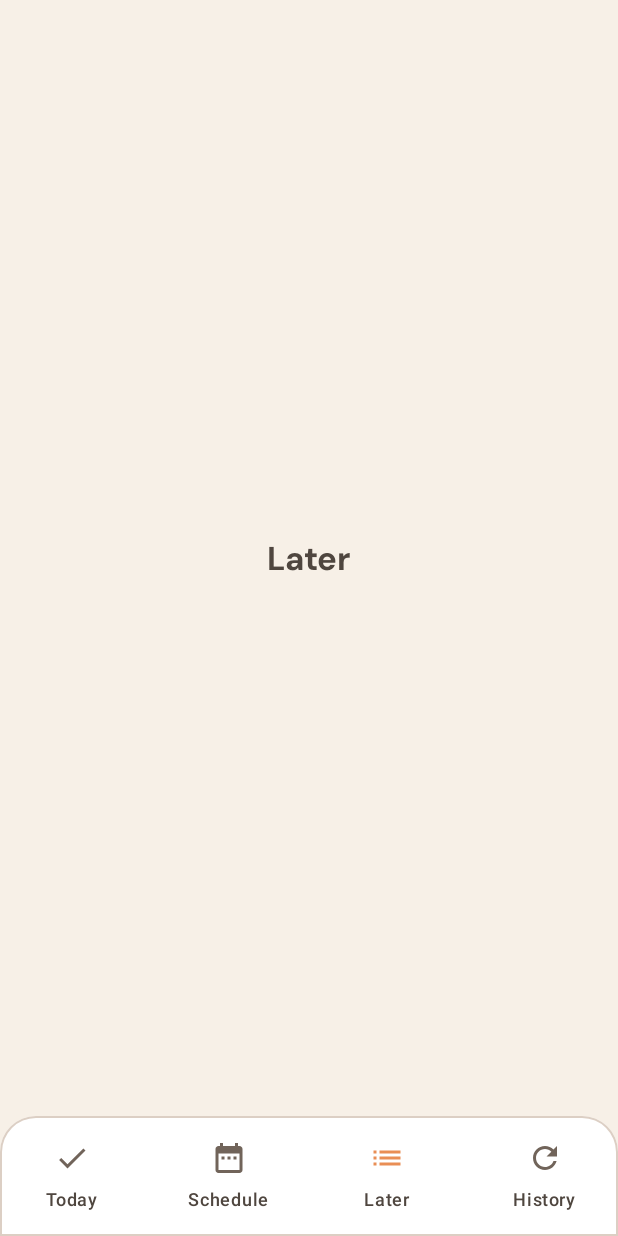
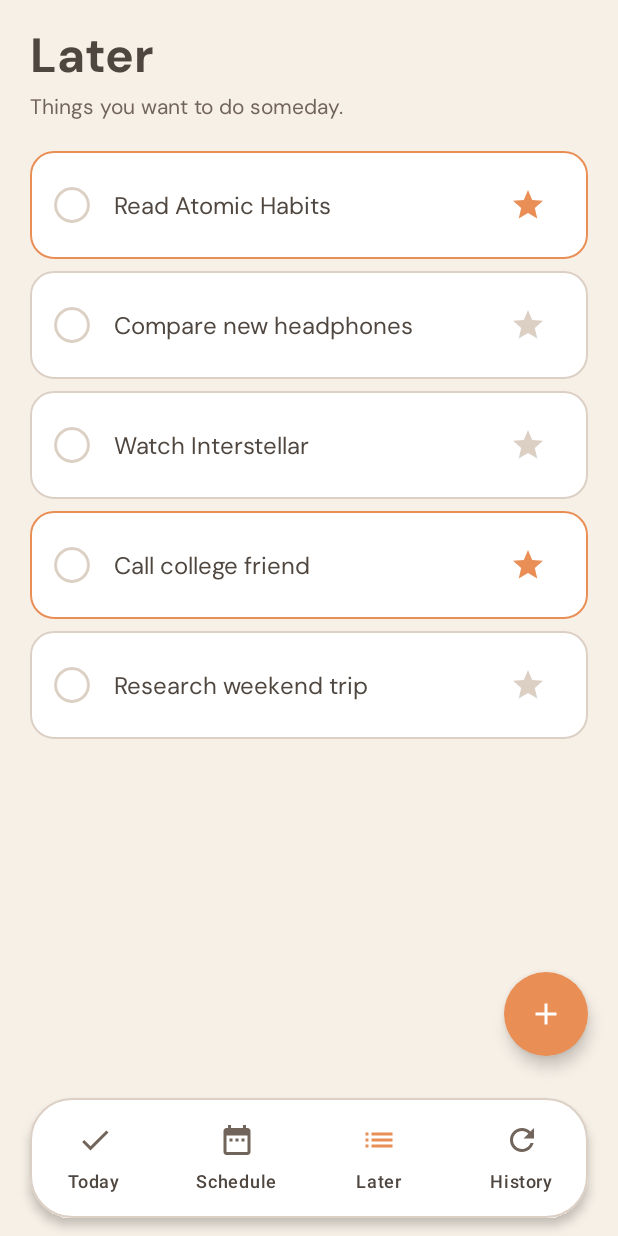
Before and after one commit to vikasvarma34/day-by-day, an Android app built with Jetpack Compose: the screen it shows after launch (MainActivity), item 3 of the bottom bar chosen, on a phone screen of 412 x 824 dp. Run offline under Robolectric (Android 15) with nearby library versions, the light colour scheme and no system bars; our stand-ins replace Navigation 3.

Commit message:
feat(android): implement Later screen and floating navigation

```diff
--- a/android/app/src/main/java/com/vikaspokala/daybyday/ui/AppShell.kt
+++ b/android/app/src/main/java/com/vikaspokala/daybyday/ui/AppShell.kt
@@ -1,6 +1,9 @@
 package com.vikaspokala.daybyday.ui
 
 import androidx.compose.foundation.BorderStroke
+import androidx.compose.foundation.background
+import androidx.compose.foundation.layout.Box
+import androidx.compose.foundation.layout.WindowInsets
 import androidx.compose.foundation.layout.fillMaxWidth
 import androidx.compose.foundation.layout.padding
 import androidx.compose.foundation.shape.RoundedCornerShape
@@ -22,35 +25,47 @@ import androidx.navigation3.runtime.rememberNavBackStack
 import androidx.navigation3.ui.NavDisplay
 import com.vikaspokala.daybyday.ui.navigation.Screen
 import com.vikaspokala.daybyday.ui.screens.HistoryScreen
-import com.vikaspokala.daybyday.ui.screens.LaterScreen
 import com.vikaspokala.daybyday.ui.screens.SettingsScreen
+import com.vikaspokala.daybyday.ui.screens.later.LaterScreen
+import com.vikaspokala.daybyday.ui.screens.later.LaterViewModel
 import com.vikaspokala.daybyday.ui.screens.schedule.ScheduleScreen
 import com.vikaspokala.daybyday.ui.screens.schedule.ScheduleViewModel
 import com.vikaspokala.daybyday.ui.screens.today.TodayScreen
 import com.vikaspokala.daybyday.ui.theme.DayByDayAccent
+import com.vikaspokala.daybyday.ui.theme.DayByDayBackground
 import com.vikaspokala.daybyday.ui.theme.DayByDayNeutralBorder
 import com.vikaspokala.daybyday.ui.theme.DayByDaySecondaryText
 import com.vikaspokala.daybyday.ui.theme.DayByDaySurface
 
 @Composable
 fun AppShell(
-    scheduleViewModel: ScheduleViewModel = viewModel()
+    scheduleViewModel: ScheduleViewModel = viewModel(),
+    laterViewModel: LaterViewModel = viewModel()
 ) {
     val backStack = rememberNavBackStack(Screen.Today as NavKey)
 
     val currentScreen = backStack.lastOrNull() as? Screen ?: Screen.Today
 
     Scaffold(
+        containerColor = DayByDayBackground,
         bottomBar = {
+            Box(
+                modifier = Modifier
+                    .fillMaxWidth()
+                    .background(Color.Transparent)
+                    .padding(horizontal = 20.dp, vertical = 12.dp)
+            ) {
                 Surface(
-                shape = RoundedCornerShape(topStart = 24.dp, topEnd = 24.dp),
+                    shape = RoundedCornerShape(28.dp),
                     color = DayByDaySurface,
                     border = BorderStroke(1.dp, DayByDayNeutralBorder),
+                    shadowElevation = 4.dp,
                     modifier = Modifier.fillMaxWidth()
                 ) {
                     NavigationBar(
                         containerColor = Color.Transparent,
-                    tonalElevation = 0.dp
+                        tonalElevation = 0.dp,
+                        windowInsets = WindowInsets(0, 0, 0, 0)
                     ) {
                         Screen.bottomNavItems.forEach { screen ->
                             val selected = currentScreen == screen
@@ -69,12 +84,15 @@ fun AppShell(
                                     if (currentScreen != screen) {
                                         if (screen == Screen.Schedule) {
                                             scheduleViewModel.resetToToday()
+                                        } else if (screen == Screen.Later) {
+                                            laterViewModel.collapseCompleted()
                                         }
                                         backStack.clear()
                                         backStack.add(screen)
                                     }
                                 }
                             )
+                        }
                     }
                 }
             }
@@ -94,7 +112,9 @@ fun AppShell(
                     is Screen.Schedule -> NavEntry(key) {
                         ScheduleScreen(viewModel = scheduleViewModel)
                     }
-                    is Screen.Later -> NavEntry(key) { LaterScreen() }
+                    is Screen.Later -> NavEntry(key) {
+                        LaterScreen(viewModel = laterViewModel)
+                    }
                     is Screen.History -> NavEntry(key) { HistoryScreen() }
                     is Screen.Settings -> NavEntry(key) { SettingsScreen() }
                     else -> error("Unknown destination key: $key")
--- a/android/app/src/main/java/com/vikaspokala/daybyday/ui/components/TaskCard.kt
+++ b/android/app/src/main/java/com/vikaspokala/daybyday/ui/components/TaskCard.kt
@@ -36,7 +36,7 @@ import com.vikaspokala.daybyday.ui.theme.DayByDaySurface
 @Composable
 fun TaskCard(
     title: String,
-    subtitle: String,
+    subtitle: String? = null,
     isImportant: Boolean,
     isCompleted: Boolean,
     onToggleCompletion: () -> Unit,
@@ -92,11 +92,13 @@ fun TaskCard(
                     color = if (isCompleted) DayByDaySecondaryText else DayByDayPrimaryText,
                     textDecoration = if (isCompleted) TextDecoration.LineThrough else TextDecoration.None
                 )
-                Text(
-                    text = subtitle,
-                    style = MaterialTheme.typography.bodyMedium,
-                    color = DayByDaySecondaryText
-                )
+                if (!subtitle.isNullOrEmpty()) {
+                    Text(
+                        text = subtitle,
+                        style = MaterialTheme.typography.bodyMedium,
+                        color = DayByDaySecondaryText
+                    )
+                }
             }
 
             // Star / Important toggle button
--- a/android/app/src/main/java/com/vikaspokala/daybyday/ui/fake/FakePlannerData.kt
+++ b/android/app/src/main/java/com/vikaspokala/daybyday/ui/fake/FakePlannerData.kt
@@ -1,6 +1,7 @@
 package com.vikaspokala.daybyday.ui.fake
 
 import java.time.LocalDate
+import com.vikaspokala.daybyday.ui.screens.later.LaterTaskItem
 import com.vikaspokala.daybyday.ui.screens.schedule.ScheduleTaskItem
 import com.vikaspokala.daybyday.ui.screens.today.TaskItem
 
@@ -105,4 +106,39 @@ object FakePlannerData {
             )
         )
     }
+
+    fun getLaterDemoTasks(): List<LaterTaskItem> {
+        return listOf(
+            LaterTaskItem(
+                id = "l1",
+                title = "Read Atomic Habits",
+                note = "A chapter or two when there is time",
+                isImportant = true
+            ),
+            LaterTaskItem(
+                id = "l2",
+                title = "Compare new headphones",
+                note = "Look at comfort and battery life",
+                isImportant = false
+            ),
+            LaterTaskItem(
+                id = "l3",
+                title = "Watch Interstellar",
+                note = "Weekend idea",
+                isImportant = false
+            ),
+            LaterTaskItem(
+                id = "l4",
+                title = "Call college friend",
+                note = "Catch up when free",
+                isImportant = true
+            ),
+            LaterTaskItem(
+                id = "l5",
+                title = "Research weekend trip",
+                note = "Somewhere quiet",
+                isImportant = false
+            )
+        )
+    }
 }
--- a/android/app/src/main/java/com/vikaspokala/daybyday/ui/screens/PlaceholderScreens.kt
+++ b/android/app/src/main/java/com/vikaspokala/daybyday/ui/screens/PlaceholderScreens.kt
@@ -7,11 +7,6 @@ import androidx.compose.material3.Text
 import androidx.compose.runtime.Composable
 import androidx.compose.ui.Alignment
 import androidx.compose.ui.Modifier
-
-@Composable
-fun LaterScreen() {
-    PlaceholderView(title = "Later")
-}
 
 @Composable
 fun HistoryScreen() {
--- /dev/null
+++ b/android/app/src/main/java/com/vikaspokala/daybyday/ui/screens/later/LaterScreen.kt
@@ -0,0 +1,162 @@
+package com.vikaspokala.daybyday.ui.screens.later
+
+import androidx.compose.foundation.background
+import androidx.compose.foundation.clickable
+import androidx.compose.foundation.layout.Box
+import androidx.compose.foundation.layout.Column
+import androidx.compose.foundation.layout.PaddingValues
+import androidx.compose.foundation.layout.Row
+import androidx.compose.foundation.layout.Spacer
+import androidx.compose.foundation.layout.fillMaxSize
+import androidx.compose.foundation.layout.fillMaxWidth
+import androidx.compose.foundation.layout.height
+import androidx.compose.foundation.layout.padding
+import androidx.compose.foundation.lazy.LazyColumn
+import androidx.compose.foundation.lazy.items
+import androidx.compose.foundation.shape.CircleShape
+import androidx.compose.material.icons.Icons
+import androidx.compose.material.icons.filled.Add
+import androidx.compose.material.icons.filled.KeyboardArrowDown
+import androidx.compose.material.icons.filled.KeyboardArrowUp
+import androidx.compose.material3.FloatingActionButton
+import androidx.compose.material3.Icon
+import androidx.compose.material3.MaterialTheme
+import androidx.compose.material3.Text
+import androidx.compose.runtime.Composable
+import androidx.compose.runtime.collectAsState
+import androidx.compose.runtime.getValue
+import androidx.compose.runtime.remember
+import androidx.compose.ui.Alignment
+import androidx.compose.ui.Modifier
+import androidx.compose.ui.graphics.Color
+import androidx.compose.ui.unit.dp
+import androidx.lifecycle.viewmodel.compose.viewModel
+import com.vikaspokala.daybyday.ui.components.TaskCard
+import com.vikaspokala.daybyday.ui.theme.DayByDayAccent
+import com.vikaspokala.daybyday.ui.theme.DayByDayBackground
+import com.vikaspokala.daybyday.ui.theme.DayByDayPrimaryText
+import com.vikaspokala.daybyday.ui.theme.DayByDaySecondaryText
+
+@Composable
+fun LaterScreen(
+    onAddTask: () -> Unit = {},
+    onTaskClick: (String) -> Unit = {},
+    modifier: Modifier = Modifier,
+    viewModel: LaterViewModel = viewModel()
+) {
+    val tasks by viewModel.tasks.collectAsState()
+    val isCompletedExpanded by viewModel.isCompletedExpanded.collectAsState()
+
+    val activeTasks = remember(tasks) { viewModel.getActiveTasks(tasks) }
+    val completedTasks = remember(tasks) { viewModel.getCompletedTasks(tasks) }
+
+    Box(
+        modifier = modifier
+            .fillMaxSize()
+            .background(DayByDayBackground)
+    ) {
+        LazyColumn(
+            modifier = Modifier.fillMaxSize(),
+            contentPadding = PaddingValues(bottom = 120.dp)
+        ) {
+            // Header Section
+            item {
+                Column(
+                    modifier = Modifier
+                        .fillMaxWidth()
+                        .padding(horizontal = 20.dp, vertical = 16.dp)
+                ) {
+                    Text(
+                        text = "Later",
+                        style = MaterialTheme.typography.displayLarge,
+                        color = DayByDayPrimaryText
+                    )
+                    Spacer(modifier = Modifier.height(4.dp))
+                    Text(
+                        text = "Things you want to do someday.",
+                        style = MaterialTheme.typography.bodyMedium,
+                        color = DayByDaySecondaryText
+                    )
+                }
+            }
+
+            // Active Later Task List (Notes NOT shown on list card per product rule)
+            items(activeTasks, key = { it.id }) { task ->
+                Box(
+                    modifier = Modifier
+                        .padding(horizontal = 20.dp, vertical = 4.dp)
+                        .clickable { onTaskClick(task.id) }
+                ) {
+                    TaskCard(
+                        title = task.title,
+                        subtitle = null,
+                        isImportant = task.isImportant,
+                        isCompleted = task.isCompleted,
+                        onToggleCompletion = { viewModel.toggleCompletion(task.id) },
+                        onToggleImportant = { viewModel.toggleImportant(task.id) }
+                    )
+                }
+            }
+
+            // Completed Collapsible Section
+            if (completedTasks.isNotEmpty()) {
+                item {
+                    Row(
+                        modifier = Modifier
+                            .fillMaxWidth()
+                            .clickable { viewModel.toggleCompletedExpanded() }
+                            .padding(horizontal = 20.dp, vertical = 16.dp),
+                        verticalAlignment = Alignment.CenterVertically
+                    ) {
+                        Text(
+                            text = "Completed (${completedTasks.size})",
+                            style = MaterialTheme.typography.titleMedium,
+                            color = DayByDayPrimaryText,
+                            modifier = Modifier.weight(1f)
+                        )
+                        Icon(
+                            imageVector = if (isCompletedExpanded) Icons.Default.KeyboardArrowUp else Icons.Default.KeyboardArrowDown,
+                            contentDescription = if (isCompletedExpanded) "Collapse completed tasks" else "Expand completed tasks",
+                            tint = DayByDaySecondaryText
+                        )
+                    }
+                }
+
+                if (isCompletedExpanded) {
+                    items(completedTasks, key = { it.id }) { task ->
+                        Box(
+                            modifier = Modifier
+                                .padding(horizontal = 20.dp, vertical = 4.dp)
+                                .clickable { onTaskClick(task.id) }
+                        ) {
+                            TaskCard(
+                                title = task.title,
+                                subtitle = null,
+                                isImportant = task.isImportant,
+                                isCompleted = task.isCompleted,
+                                onToggleCompletion = { viewModel.toggleCompletion(task.id) },
+                                onToggleImportant = { viewModel.toggleImportant(task.id) }
+                            )
+                        }
+                    }
+                }
+            }
+        }
+
+        // Floating Action Button
+        FloatingActionButton(
+            onClick = onAddTask,
+            containerColor = DayByDayAccent,
+            contentColor = Color.White,
+            shape = CircleShape,
+            modifier = Modifier
+                .align(Alignment.BottomEnd)
+                .padding(bottom = 16.dp, end = 20.dp)
+        ) {
+            Icon(
+                imageVector = Icons.Default.Add,
+                contentDescription = "Add task"
+            )
+        }
+    }
+}
--- /dev/null
+++ b/android/app/src/main/java/com/vikaspokala/daybyday/ui/screens/later/LaterTaskItem.kt
@@ -0,0 +1,9 @@
+package com.vikaspokala.daybyday.ui.screens.later
+
+data class LaterTaskItem(
+    val id: String,
+    val title: String,
+    val note: String? = null,
+    val isImportant: Boolean = false,
+    val isCompleted: Boolean = false
+)
--- /dev/null
+++ b/android/app/src/main/java/com/vikaspokala/daybyday/ui/screens/later/LaterViewModel.kt
@@ -0,0 +1,57 @@
+package com.vikaspokala.daybyday.ui.screens.later
+
+import androidx.lifecycle.ViewModel
+import com.vikaspokala.daybyday.ui.fake.FakePlannerData
+import kotlinx.coroutines.flow.MutableStateFlow
+import kotlinx.coroutines.flow.StateFlow
+import kotlinx.coroutines.flow.asStateFlow
+import kotlinx.coroutines.flow.update
+
+class LaterViewModel : ViewModel() {
+
+    private val _tasks = MutableStateFlow(FakePlannerData.getLaterDemoTasks())
+    val tasks: StateFlow<List<LaterTaskItem>> = _tasks.asStateFlow()
+
+    private val _isCompletedExpanded = MutableStateFlow(false)
+    val isCompletedExpanded: StateFlow<Boolean> = _isCompletedExpanded.asStateFlow()
+
+    fun toggleCompletion(taskId: String) {
+        _tasks.update { currentList ->
+            currentList.map { task ->
+                if (task.id == taskId) {
+                    task.copy(isCompleted = !task.isCompleted)
+                } else {
+                    task
+                }
+            }
+        }
+    }
+
+    fun toggleImportant(taskId: String) {
+        _tasks.update { currentList ->
+            currentList.map { task ->
+                if (task.id == taskId) {
+                    task.copy(isImportant = !task.isImportant)
+                } else {
+                    task
+                }
+            }
+        }
+    }
+
+    fun toggleCompletedExpanded() {
+        _isCompletedExpanded.update { !it }
+    }
+
+    fun collapseCompleted() {
+        _isCompletedExpanded.value = false
+    }
+
+    fun getActiveTasks(taskList: List<LaterTaskItem> = _tasks.value): List<LaterTaskItem> {
+        return taskList.filter { !it.isCompleted }
+    }
+
+    fun getCompletedTasks(taskList: List<LaterTaskItem> = _tasks.value): List<LaterTaskItem> {
+        return taskList.filter { it.isCompleted }
+    }
+}
```
Also changed, not shown: 1 other file. Lines whose indentation alone changed are shown as unchanged.
